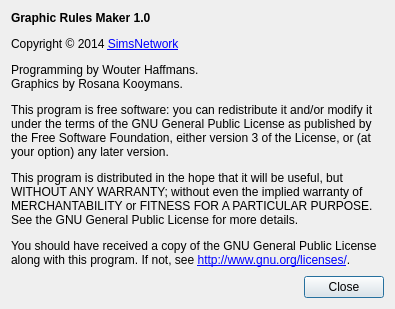
Old version of the form aboutdialog.ui in the repository haffmans/graphics-rules-maker.
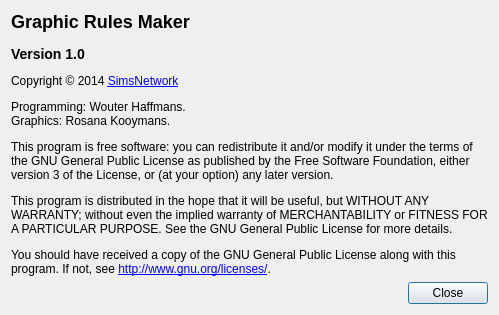
New version of the form.

```diff
--- a/aboutdialog.ui
+++ b/aboutdialog.ui
@@ -6,18 +6,48 @@
    <rect>
     <x>0</x>
     <y>0</y>
-    <width>395</width>
-    <height>309</height>
+    <width>495</width>
+    <height>339</height>
    </rect>
   </property>
   <property name="windowTitle">
    <string>Dialog</string>
   </property>
-  <layout class="QVBoxLayout" name="verticalLayout">
+  <property name="sizeGripEnabled">
+   <bool>false</bool>
+  </property>
+  <layout class="QVBoxLayout" name="verticalLayout" stretch="1,0">
+   <property name="sizeConstraint">
+    <enum>QLayout::SetFixedSize</enum>
+   </property>
    <item>
     <widget class="QLabel" name="label">
+     <property name="sizePolicy">
+      <sizepolicy hsizetype="Minimum" vsizetype="Minimum">
+       <horstretch>0</horstretch>
+       <verstretch>0</verstretch>
+      </sizepolicy>
+     </property>
      <property name="text">
-      <string>&lt;html&gt;&lt;head/&gt;&lt;body&gt;&lt;p&gt;&lt;span style=&quot; font-weight:600;&quot;&gt;Graphic Rules Maker 1.0&lt;/span&gt;&lt;/p&gt;&lt;p&gt;Copyright © 2014 &lt;a href=&quot;http://www.simsnetwork.com&quot;&gt;&lt;span style=&quot; text-decoration: underline; color:#0000ff;&quot;&gt;SimsNetwork&lt;/span&gt;&lt;/a&gt;&lt;/p&gt;&lt;p&gt;Programming by Wouter Haffmans.&lt;br/&gt;Graphics by Rosana Kooymans.&lt;/p&gt;&lt;p&gt;This program is free software: you can redistribute it and/or modify it under the terms of the GNU General Public License as published by the Free Software Foundation, either version 3 of the License, or (at your option) any later version.&lt;/p&gt;&lt;p&gt;This program is distributed in the hope that it will be useful, but WITHOUT ANY WARRANTY; without even the implied warranty of MERCHANTABILITY or FITNESS FOR A PARTICULAR PURPOSE.  See the GNU General Public License for more details.&lt;/p&gt;&lt;p&gt;You should have received a copy of the GNU General Public License along with this program.  If not, see &lt;a href=&quot;http://www.gnu.org/licenses/&quot;&gt;http://www.gnu.org/licenses/&lt;/a&gt;.&lt;/p&gt;&lt;/body&gt;&lt;/html&gt;</string>
+      <string>&lt;html&gt;&lt;head/&gt;&lt;body&gt;
+&lt;h2&gt;Graphic Rules Maker&lt;/h2&gt;
+&lt;h3&gt;Version 1.0&lt;/h3&gt;
+
+&lt;p&gt;Copyright © 2014 &lt;a href=&quot;http://www.simsnetwork.com&quot;&gt;SimsNetwork&lt;/a&gt;&lt;/p&gt;
+
+&lt;p&gt;Programming: Wouter Haffmans.&lt;br/&gt;Graphics: Rosana Kooymans.&lt;/p&gt;
+
+&lt;p&gt;This program is free software: you can redistribute it and/or modify it under
+the terms of the GNU General Public License as published by the Free Software
+ Foundation, either version 3 of the License, or (at your option) any later version.&lt;/p&gt;
+
+ &lt;p&gt;This program is distributed in the hope that it will be useful, but WITHOUT
+ ANY WARRANTY; without even the implied warranty of MERCHANTABILITY or FITNESS
+ FOR A PARTICULAR PURPOSE.  See the GNU General Public License for more details.&lt;/p&gt;
+
+ &lt;p&gt;You should have received a copy of the GNU General Public License along with
+  this program.  If not, see &lt;a href=&quot;http://www.gnu.org/licenses/&quot;&gt;http://www.gnu.org/licenses/&lt;/a&gt;.
+&lt;/p&gt;&lt;/body&gt;&lt;/html&gt;</string>
      </property>
      <property name="alignment">
       <set>Qt::AlignLeading|Qt::AlignLeft|Qt::AlignTop</set>
```
Left out of the diff: 2 changed lines with no effect on the pictures.
